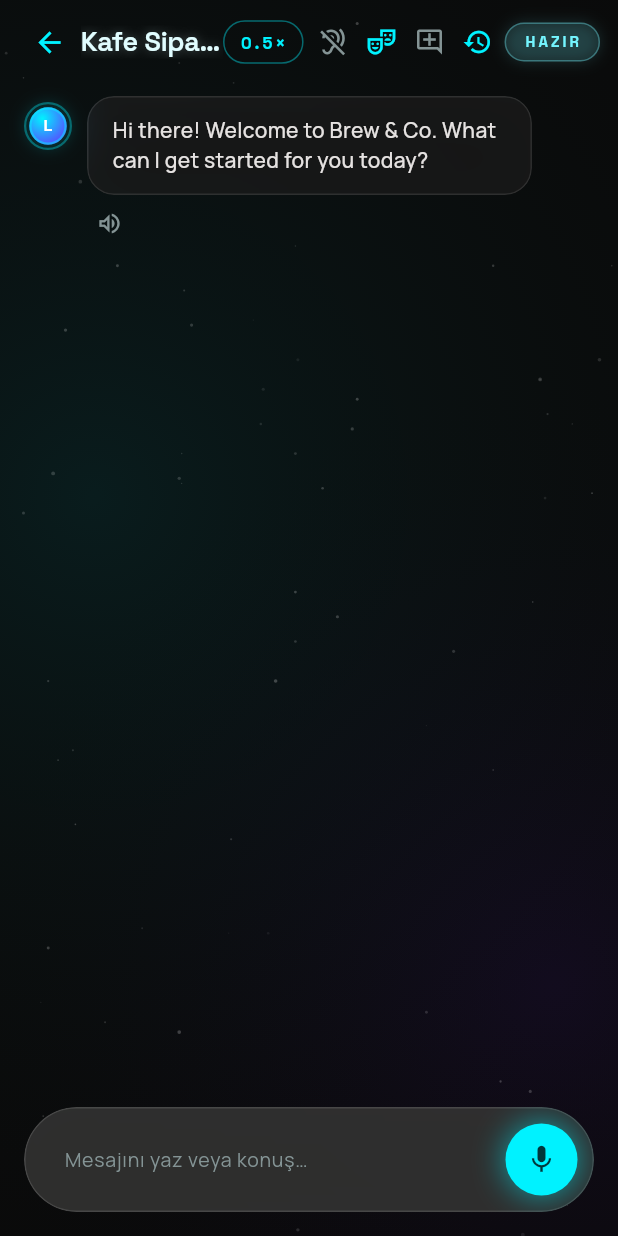
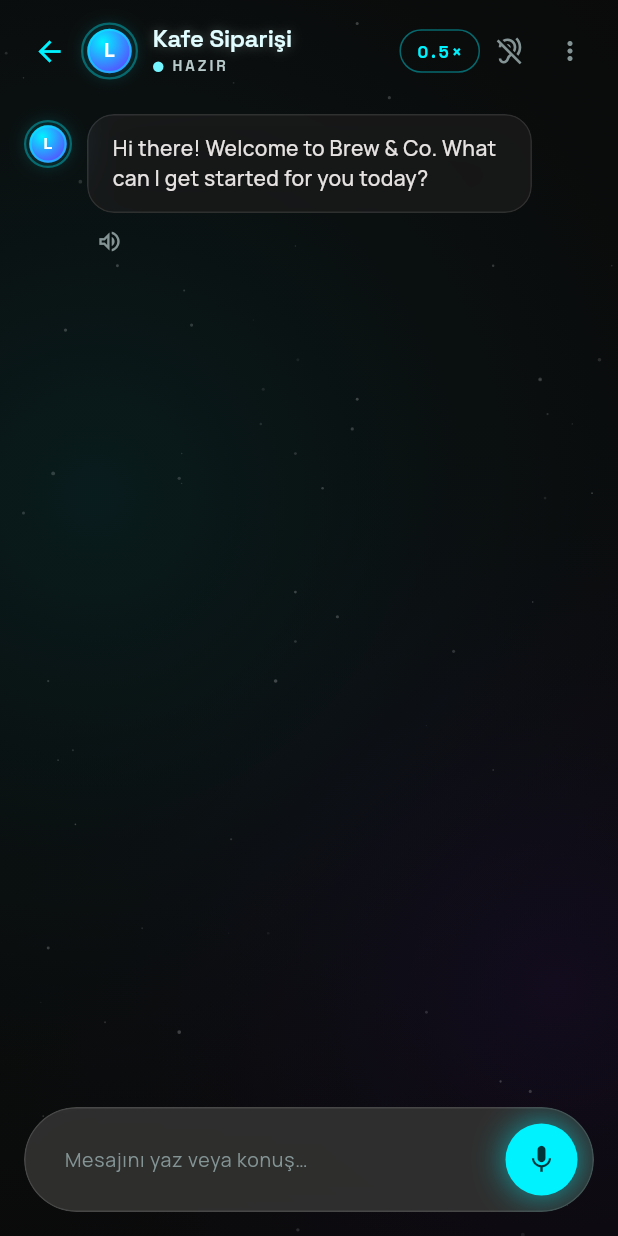
Before and after one commit to resultasci/voicelingo, a Flutter app: the ConversationScreen screen opened directly with sample values from the repository, on a phone screen of 412 x 824 dp. Run offline on Flutter 3.47's test engine with Material 3 defaults, Android fonts, the phone set to English and light mode, and no system bars; our stand-ins replace confetti, connectivity_plus, dio, flutter_dotenv, flutter_local_notifications, flutter_riverpod and 12 more; missing offline and left inert: record; accounts and stored records are empty.

Commit message:
feat(conversation): pratik ekrani UI/UX yenileme + test hesabi seed scripti
- Header: durum chip'i yerine isim altinda canli durum satiri (nokta+etiket);
  senaryo/yeni sohbet/gecmis tek overflow menuye toplandi (dar ekran tasmasi
  cozuldu)
- Kayit modunda metin alani yerine sure sayaci + tam genislik dalga formu
- Bos ekrana tek dokunusla gonderilen sohbet baslaticilar (l10n TR/EN)
- FeedbackPill: skor rozeti artik kapali halde de gorunur; 3 kademeli renk
  (80+/60-79/<60)
- scripts/seed_test_accounts.mjs: 20/60/80 gunluk eksiksiz kullanim simule
  eden 3 test hesabi (RLS icinden, anon key + kendi oturumlari ile seed)

Co-Authored-By: Claude Fable 5 <noreply@anthropic.com>

```diff
--- a/lib/features/conversation/screens/conversation_screen.dart
+++ b/lib/features/conversation/screens/conversation_screen.dart
@@ -291,13 +291,17 @@ class _ConversationScreenState extends ConsumerState<ConversationScreen>
     );
   }
 
+  /// Header: solda kimlik bloğu (avatar + ad + canlı durum satırı —
+  /// mesajlaşma uygulaması deseni), sağda yalnız sık kullanılan iki kontrol
+  /// (hız, hands-free); ikincil aksiyonlar overflow menüde. Eski tek satıra
+  /// sıkışan 4 ikon + durum chip'i dar ekranda başlığı eziyordu.
   Widget _buildHeader() {
     final l = AppL10n.of(context);
     final c = context.c;
     const compactBtn = VisualDensity(horizontal: -4, vertical: -4);
     const tightConstraints = BoxConstraints(minWidth: 36, minHeight: 36);
     return Padding(
-      padding: const EdgeInsets.fromLTRB(16, 12, 12, 12),
+      padding: const EdgeInsets.fromLTRB(16, 10, 8, 10),
       child: Row(
         children: [
           if (widget.showBackButton) ...[
@@ -314,49 +318,8 @@ class _ConversationScreenState extends ConsumerState<ConversationScreen>
             ),
             const SizedBox(width: 4),
           ],
-          Expanded(
-            child: widget.scenario != null
-                ? Text(
-                    widget.scenario!.title,
-                    style: AppText.title(18,
-                            color: c.primary, weight: FontWeight.w600)
-                        .copyWith(
-                      shadows: neonGlow(c.primary, blur: 8, opacity: 0.3),
-                    ),
-                    maxLines: 1,
-                    overflow: TextOverflow.ellipsis,
-                  )
-                : Semantics(
-                    label: l.conv_practiceMode,
-                    button: true,
-                    child: InkWell(
-                      borderRadius: BorderRadius.circular(99),
-                      onTap: _openCharacterPicker,
-                      child: Row(
-                        mainAxisSize: MainAxisSize.min,
-                        children: [
-                          CharacterAvatar(character: _c.character, size: 30),
+          Expanded(child: _buildIdentity(l, c)),
           const SizedBox(width: 8),
-                          Flexible(
-                            child: Text(
-                              _c.character.displayName,
-                              style: AppText.title(17,
-                                      color: c.primary, weight: FontWeight.w600)
-                                  .copyWith(
-                                shadows:
-                                    neonGlow(c.primary, blur: 8, opacity: 0.3),
-                              ),
-                              maxLines: 1,
-                              overflow: TextOverflow.ellipsis,
-                            ),
-                          ),
-                          const SizedBox(width: 2),
-                          Icon(Icons.expand_more, color: c.inkDim, size: 16),
-                        ],
-                      ),
-                    ),
-                  ),
-          ),
           SpeedToggle(
             rate: _c.ttsRate,
             onChanged: _c.setTtsRate,
@@ -384,70 +347,145 @@ class _ConversationScreenState extends ConsumerState<ConversationScreen>
               },
             ),
           ),
-          Semantics(
-            label: l.nav_scenarios,
-            button: true,
-            child: IconButton(
-              icon: Icon(Icons.theater_comedy_outlined,
-                  color: c.primaryContainer, size: 20),
-              padding: const EdgeInsets.all(6),
-              constraints: tightConstraints,
-              visualDensity: compactBtn,
-              tooltip: l.conv_pickScenario,
-              onPressed: () {
-                Navigator.of(context).push(MaterialPageRoute(
-                    builder: (_) => const ScenarioPickerScreen()));
-              },
+          _buildHeaderMenu(l, c),
+        ],
+      ),
+    );
+  }
+
+  /// Avatar + ad + durum satırı. Serbest sohbette karakter seçiciye götürür;
+  /// senaryo modunda başlık sabittir (karakter senaryoya kilitli değil ama
+  /// başlık senaryoyu tanıtır).
+  Widget _buildIdentity(AppL10n l, AppPalette c) {
+    final isListening = _c.status == ConvStatus.listening;
+    final statusColor = _statusColor(c);
+    final identity = Row(
+      mainAxisSize: MainAxisSize.min,
+      children: [
+        CharacterAvatar(character: _c.character, size: 38),
+        const SizedBox(width: 10),
+        Flexible(
+          child: Column(
+            mainAxisSize: MainAxisSize.min,
+            crossAxisAlignment: CrossAxisAlignment.start,
+            children: [
+              Row(
+                mainAxisSize: MainAxisSize.min,
+                children: [
+                  Flexible(
+                    child: Text(
+                      widget.scenario?.title ?? _c.character.displayName,
+                      style: AppText.title(16,
+                              color: c.primary, weight: FontWeight.w600)
+                          .copyWith(
+                        shadows: neonGlow(c.primary, blur: 8, opacity: 0.3),
+                      ),
+                      maxLines: 1,
+                      overflow: TextOverflow.ellipsis,
                     ),
                   ),
-          if (_c.messages.isNotEmpty)
-            Semantics(
-              label: l.conv_newChat,
-              child: IconButton(
-                icon:
-                    Icon(Icons.add_comment_outlined, color: c.inkDim, size: 20),
-                padding: const EdgeInsets.all(6),
-                constraints: tightConstraints,
-                visualDensity: compactBtn,
-                onPressed: _c.reset,
-                tooltip: l.conv_newChat,
+                  if (widget.scenario == null) ...[
+                    const SizedBox(width: 2),
+                    Icon(Icons.expand_more, color: c.inkDim, size: 15),
+                  ],
+                ],
+              ),
+              const SizedBox(height: 2),
+              Row(
+                mainAxisSize: MainAxisSize.min,
+                children: [
+                  AnimatedContainer(
+                    duration: const Duration(milliseconds: 250),
+                    width: 7,
+                    height: 7,
+                    decoration: BoxDecoration(
+                      shape: BoxShape.circle,
+                      color: statusColor,
+                      boxShadow: isListening
+                          ? [BoxShadow(color: statusColor, blurRadius: 6)]
+                          : null,
                     ),
                   ),
-          Semantics(
-            label: l.conv_chatHistory,
-            child: IconButton(
-              icon: Icon(Icons.history, color: c.primaryContainer, size: 20),
-              padding: const EdgeInsets.all(6),
-              constraints: tightConstraints,
-              visualDensity: compactBtn,
-              onPressed: () {
-                Navigator.of(context).push(MaterialPageRoute(
-                    builder: (_) => const ConversationHistoryScreen()));
-              },
-            ),
-          ),
-          const SizedBox(width: 2),
-          AnimatedSwitcher(
-            duration: const Duration(milliseconds: 220),
-            switchInCurve: Curves.easeOut,
-            switchOutCurve: Curves.easeIn,
-            transitionBuilder: (child, anim) => FadeTransition(
-              opacity: anim,
-              child: ScaleTransition(scale: anim, child: child),
-            ),
-            child: NeonChip(
-              key: ValueKey(_c.status),
-              text: _statusLabel(l),
-              color: _statusColor(c),
-              icon: _c.status == ConvStatus.connecting
-                  ? Icons.sync
-                  : _c.status == ConvStatus.listening
-                      ? Icons.fiber_manual_record
-                      : null,
+                  const SizedBox(width: 5),
+                  Flexible(
+                    child: Text(
+                      _statusLabel(l),
+                      style: AppText.label(10,
+                          color: c.inkMuted, weight: FontWeight.w600),
+                      maxLines: 1,
+                      overflow: TextOverflow.ellipsis,
                     ),
                   ),
                 ],
               ),
+            ],
+          ),
+        ),
+      ],
+    );
+
+    if (widget.scenario != null) return identity;
+    return Semantics(
+      label: l.conv_changeCoach,
+      button: true,
+      child: InkWell(
+        borderRadius: BorderRadius.circular(12),
+        onTap: _openCharacterPicker,
+        child: identity,
+      ),
+    );
+  }
+
+  /// İkincil aksiyonlar (senaryo, yeni sohbet, geçmiş) — header kalabalığını
+  /// tek overflow menüye toplar.
+  Widget _buildHeaderMenu(AppL10n l, AppPalette c) {
+    PopupMenuItem<_HeaderAction> item(
+        _HeaderAction action, IconData icon, String label) {
+      return PopupMenuItem<_HeaderAction>(
+        value: action,
+        height: 44,
+        child: Row(
+          children: [
+            Icon(icon, color: c.primaryContainer, size: 18),
+            const SizedBox(width: 12),
+            Text(label, style: AppText.ink(13, color: c.ink)),
+          ],
+        ),
+      );
+    }
+
+    return PopupMenuButton<_HeaderAction>(
+      tooltip: l.conv_moreOptions,
+      icon: Icon(Icons.more_vert, color: c.inkDim, size: 20),
+      padding: const EdgeInsets.all(6),
+      constraints: const BoxConstraints(minWidth: 36, minHeight: 36),
+      color: c.bgCard,
+      shape: RoundedRectangleBorder(
+        borderRadius: BorderRadius.circular(14),
+        side: BorderSide(
+          color: (c.isDark ? Colors.white : Colors.black).withOpacity(0.10),
+        ),
+      ),
+      onSelected: (action) {
+        switch (action) {
+          case _HeaderAction.scenario:
+            Navigator.of(context).push(MaterialPageRoute(
+                builder: (_) => const ScenarioPickerScreen()));
+          case _HeaderAction.newChat:
+            _c.reset();
+          case _HeaderAction.history:
+            Navigator.of(context).push(MaterialPageRoute(
+                builder: (_) => const ConversationHistoryScreen()));
+        }
+      },
+      itemBuilder: (_) => [
+        item(_HeaderAction.scenario, Icons.theater_comedy_outlined,
+            l.conv_pickScenario),
+        if (_c.messages.isNotEmpty)
+          item(_HeaderAction.newChat, Icons.add_comment_outlined,
+              l.conv_newChat),
+        item(_HeaderAction.history, Icons.history, l.conv_chatHistory),
+      ],
     );
   }
 
@@ -731,7 +769,25 @@ class _ConversationScreenState extends ConsumerState<ConversationScreen>
             ),
           ),
           if (widget.scenario == null && !isBusy) ...[
+            // "Ne söyleyeceğim?" soğuk başlangıcını kırar: tek dokunuşla
+            // gönderilen hazır açılış cümleleri (hedef dilde — içerik, krom
+            // değil).
             const SizedBox(height: 24),
+            SectionLabel(l.conv_tryStarters),
+            const SizedBox(height: 10),
+            for (final starter in [
+              l.conv_starter1,
+              l.conv_starter2,
+              l.conv_starter3,
+            ])
+              Padding(
+                padding: const EdgeInsets.only(bottom: 8),
+                child: _StarterChip(
+                  text: starter,
+                  onTap: () => unawaited(_c.sendText(starter)),
+                ),
+              ),
+            const SizedBox(height: 16),
             SectionLabel(l.conv_readyScenarios),
             const SizedBox(height: 12),
             ScenarioStrip(
@@ -820,32 +876,19 @@ class _ConversationScreenState extends ConsumerState<ConversationScreen>
           ),
           child: Row(
             children: [
+              // Kayıt sırasında metin alanı işlevsizdir; yerine süre sayacı +
+              // tam genişlik dalga formu geçer (kayıt güvencesi + odak).
+              if (isListening) ...[
                 const SizedBox(width: 14),
+                _RecordingTimer(
+                  semanticsLabel: l.conv_statusListening,
+                ),
+                const SizedBox(width: 12),
                 Expanded(
-                child: TextField(
-                  controller: _textCtrl,
-                  style: AppText.ink(14, color: c.ink),
-                  cursorColor: c.primaryContainer,
-                  textInputAction: TextInputAction.send,
-                  onSubmitted: (_) => _sendText(),
-                  decoration: InputDecoration(
-                    isDense: true,
-                    border: InputBorder.none,
-                    hintText: l.conv_inputHint,
-                    hintStyle: AppText.body(13, color: c.inkDim),
-                    contentPadding:
-                        const EdgeInsets.symmetric(horizontal: 6, vertical: 12),
-                  ),
-                ),
-              ),
-              if (isListening)
-                Expanded(
-                  flex: 0,
                   child: SizedBox(
-                    width: 80,
                     height: 32,
-                    // ~20-30fps amplitüd tiki yalnız bu 80x32 katmanı
-                    // boyasın; input bar'ın blur'lu raster'ı sabit kalır.
+                    // ~20-30fps amplitüd tiki yalnız bu katmanı boyasın;
+                    // input bar'ın blur'lu raster'ı sabit kalır.
                     child: RepaintBoundary(
                       child: AnimatedBuilder(
                         animation: _c.amplitudes,
@@ -860,12 +903,33 @@ class _ConversationScreenState extends ConsumerState<ConversationScreen>
                     ),
                   ),
                 ),
+                const SizedBox(width: 12),
+              ] else ...[
+                const SizedBox(width: 14),
+                Expanded(
+                  child: TextField(
+                    controller: _textCtrl,
+                    style: AppText.ink(14, color: c.ink),
+                    cursorColor: c.primaryContainer,
+                    textInputAction: TextInputAction.send,
+                    onSubmitted: (_) => _sendText(),
+                    decoration: InputDecoration(
+                      isDense: true,
+                      border: InputBorder.none,
+                      hintText: l.conv_inputHint,
+                      hintStyle: AppText.body(13, color: c.inkDim),
+                      contentPadding: const EdgeInsets.symmetric(
+                          horizontal: 6, vertical: 12),
+                    ),
+                  ),
+                ),
+              ],
               // Per-keystroke updates only swap this trailing button — listening
               // to the controller here avoids rebuilding the whole screen.
               ValueListenableBuilder<TextEditingValue>(
                 valueListenable: _textCtrl,
                 builder: (context, value, _) {
-                  if (value.text.isNotEmpty) {
+                  if (!isListening && value.text.isNotEmpty) {
                     return Semantics(
                       label: l.conv_sendMessage,
                       button: true,
@@ -899,3 +963,110 @@ class _ConversationScreenState extends ConsumerState<ConversationScreen>
     );
   }
 }
+
+/// Header overflow menüsündeki ikincil aksiyonlar.
+enum _HeaderAction { scenario, newChat, history }
+
+/// Kayıt süresi sayacı — dinleme başladığında mount edilir, kendi 500ms
+/// tick'iyle yalnız kendini yeniden çizer.
+class _RecordingTimer extends StatefulWidget {
+  final String semanticsLabel;
+  const _RecordingTimer({required this.semanticsLabel});
+
+  @override
+  State<_RecordingTimer> createState() => _RecordingTimerState();
+}
+
+class _RecordingTimerState extends State<_RecordingTimer> {
+  late final DateTime _start;
+  Timer? _tick;
+
+  @override
+  void initState() {
+    super.initState();
+    _start = DateTime.now();
+    _tick = Timer.periodic(
+      const Duration(milliseconds: 500),
+      (_) => setState(() {}),
+    );
+  }
+
+  @override
+  void dispose() {
+    _tick?.cancel();
+    super.dispose();
+  }
+
+  @override
+  Widget build(BuildContext context) {
+    final c = context.c;
+    final secs = DateTime.now().difference(_start).inSeconds;
+    final label = '${secs ~/ 60}:${(secs % 60).toString().padLeft(2, '0')}';
+    return Semantics(
+      label: widget.semanticsLabel,
+      value: label,
+      child: Row(
+        mainAxisSize: MainAxisSize.min,
+        children: [
+          Container(
+            width: 8,
+            height: 8,
+            decoration: BoxDecoration(
+              shape: BoxShape.circle,
+              color: c.error,
+              boxShadow: [BoxShadow(color: c.error, blurRadius: 6)],
+            ),
+          ),
+          const SizedBox(width: 6),
+          Text(
+            label,
+            style: AppText.label(13, color: c.ink, weight: FontWeight.w700),
+          ),
+        ],
+      ),
+    );
+  }
+}
+
+/// Boş ekranda tek dokunuşla gönderilen açılış cümlesi satırı.
+class _StarterChip extends StatelessWidget {
+  final String text;
+  final VoidCallback onTap;
+  const _StarterChip({required this.text, required this.onTap});
+
+  @override
+  Widget build(BuildContext context) {
+    final c = context.c;
+    return Semantics(
+      label: text,
+      button: true,
+      child: InkWell(
+        borderRadius: BorderRadius.circular(14),
+        onTap: onTap,
+        child: Container(
+          padding: const EdgeInsets.symmetric(horizontal: 14, vertical: 12),
+          decoration: BoxDecoration(
+            color: c.primaryContainer.withOpacity(0.07),
+            border: Border.all(color: c.primaryContainer.withOpacity(0.30)),
+            borderRadius: BorderRadius.circular(14),
+          ),
+          child: Row(
+            children: [
+              Icon(Icons.chat_bubble_outline,
+                  color: c.primaryContainer, size: 15),
+              const SizedBox(width: 10),
+              Expanded(
+                child: Text(
+                  text,
+                  style: AppText.body(13, color: c.ink),
+                ),
+              ),
+              const SizedBox(width: 8),
+              Icon(Icons.north_east, color: c.inkDim, size: 14),
+            ],
+          ),
+        ),
+      ),
+    );
+  }
+}
--- a/lib/l10n/app_en.arb
+++ b/lib/l10n/app_en.arb
@@ -280,6 +280,11 @@
   "conv_aiPracticeMode": "AI Practice Mode",
   "conv_readyScenarios": "READY SCENARIOS",
   "conv_seeAll": "See All",
+  "conv_tryStarters": "CONVERSATION STARTERS",
+  "conv_starter1": "Hi! Can we talk about my day?",
+  "conv_starter2": "Let's practice ordering food at a restaurant.",
+  "conv_starter3": "Can you help me improve my small talk?",
+  "conv_moreOptions": "More options",
   "conv_inputHint": "Type your message or speak…",
   "conv_sendMessage": "Send message",
   "conv_stopRecording": "Stop recording",
--- a/lib/l10n/app_tr.arb
+++ b/lib/l10n/app_tr.arb
@@ -332,6 +332,11 @@
   "conv_aiPracticeMode": "AI Pratik Modu",
   "conv_readyScenarios": "HAZIR SENARYOLAR",
   "conv_seeAll": "Tümünü Gör",
+  "conv_tryStarters": "SOHBET BAŞLATICILAR",
+  "conv_starter1": "Hi! Can we talk about my day?",
+  "conv_starter2": "Let's practice ordering food at a restaurant.",
+  "conv_starter3": "Can you help me improve my small talk?",
+  "conv_moreOptions": "Diğer seçenekler",
   "conv_inputHint": "Mesajını yaz veya konuş…",
   "conv_sendMessage": "Mesajı gönder",
   "conv_stopRecording": "Kaydı durdur",
```
Also changed, not shown: lib/features/conversation/widgets/feedback_pill.dart (+22 -2 lines), lib/l10n/generated/app_localizations.dart, lib/l10n/generated/app_localizations_en.dart, lib/l10n/generated/app_localizations_tr.dart, 1 other file. Lines whose indentation alone changed are shown as unchanged.
